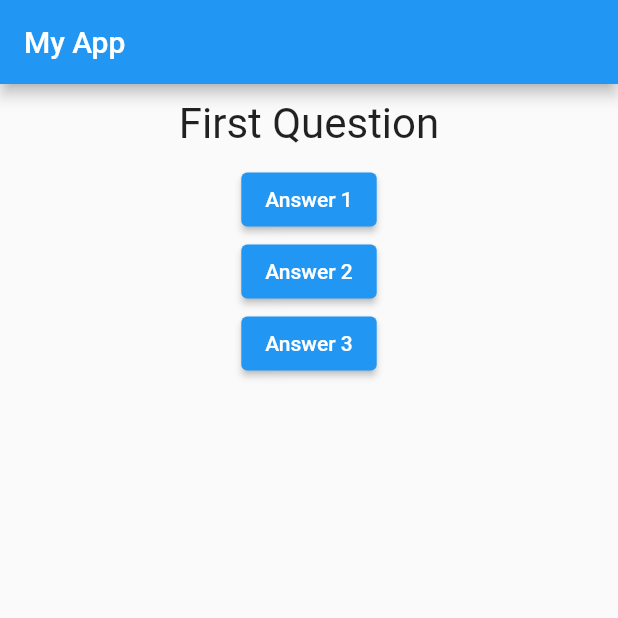
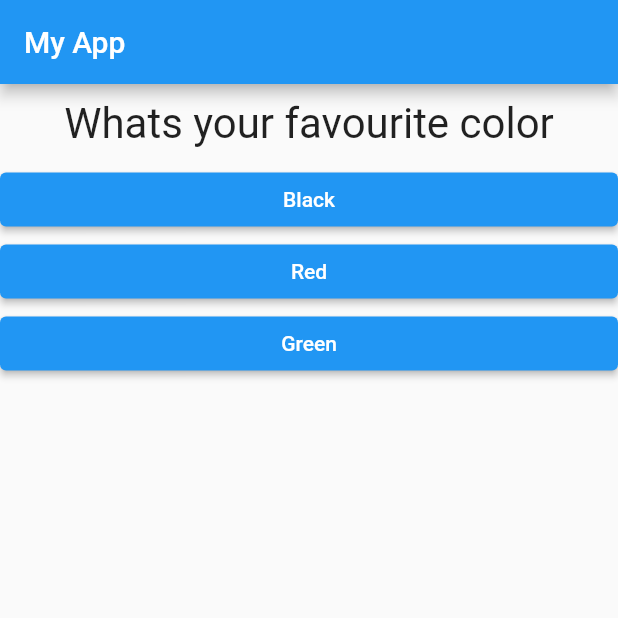
Before and after one commit to batuhangobekli/simple-quiz-app-flutter-v2, a Flutter app: the screen it shows after launch, on a phone screen of 412 x 824 dp, the top half of it. Run offline on Flutter 3.47's test engine with Material 2 defaults, Android fonts, the phone set to English and light mode, and no system bars.

Commit message:
More changes

```diff
--- /dev/null
+++ b/flutter_complete_guide/lib/answer.dart
@@ -0,0 +1,24 @@
+import 'package:flutter/material.dart';
+
+class Answer extends StatelessWidget {
+  final VoidCallback selectHandler;
+  final String answerText;
+
+  Answer(this.selectHandler, this.answerText, {super.key});
+
+  @override
+  Widget build(BuildContext context) {
+    return Container(
+      width: double.infinity,
+      child: ElevatedButton(
+        style: ButtonStyle(
+            foregroundColor: MaterialStateProperty.all<Color>(Colors.blue)),
+        onPressed: selectHandler,
+        child: Text(
+          answerText,
+          style: TextStyle(color: Colors.white),
+        ),
+      ),
+    );
+  }
+}
--- a/flutter_complete_guide/lib/main.dart
+++ b/flutter_complete_guide/lib/main.dart
@@ -1,5 +1,6 @@
 import 'package:flutter/material.dart';
 import 'question.dart';
+import 'answer.dart';
 
 void main() => runApp(MyApp());
 
@@ -10,7 +11,6 @@ class MyApp extends StatefulWidget {
 
 class _MyAppState extends State<MyApp> {
   var _questionIndex = 0;
-  var titles = ["First Question", "Second Question", "Third Question"];
 
   void _answerQuestion() {
     setState(() {
@@ -20,6 +20,21 @@ class _MyAppState extends State<MyApp> {
 
   @override
   Widget build(BuildContext context) {
+    const questions = [
+      {
+        'questionText': 'Whats your favourite color',
+        'answers': ['Black', 'Red', 'Green']
+      },
+      {
+        'questionText': 'En sevdiğin Renk',
+        'answers': ['Siyah', 'Yellow', 'Yeşil']
+      },
+      {
+        'questionText': 'Whats your favourite color',
+        'answers': ['Black', 'Red', 'Green']
+      },
+    ];
+
     return MaterialApp(
       home: Scaffold(
         appBar: AppBar(
@@ -27,10 +42,11 @@ class _MyAppState extends State<MyApp> {
         ),
         body: Column(
           children: [
-            Question(titles[_questionIndex]),
-            ElevatedButton(onPressed: _answerQuestion, child: Text('Answer 1')),
-            ElevatedButton(onPressed: _answerQuestion, child: Text('Answer 2')),
-            ElevatedButton(onPressed: _answerQuestion, child: Text('Answer 3')),
+            Question(questions[_questionIndex]['questionText'] as String),
+            ...(questions[_questionIndex]['answers'] as List<String>)
+                .map((answer) {
+              return Answer(_answerQuestion, answer);
+            }).toList()
           ],
         ),
       ),
```
